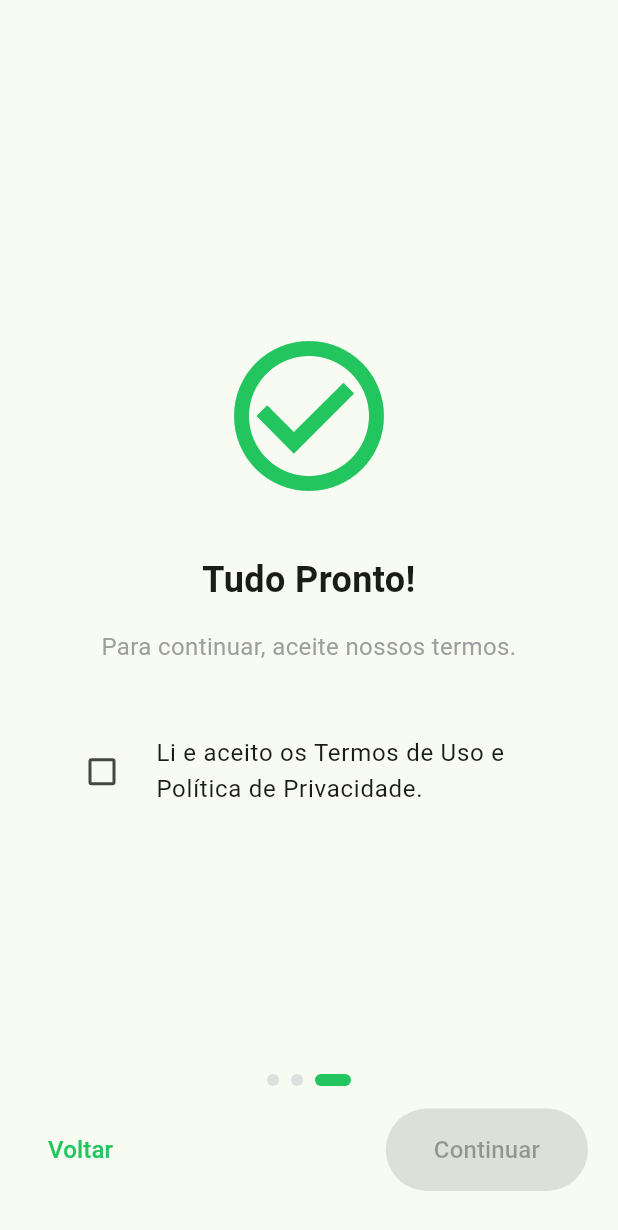
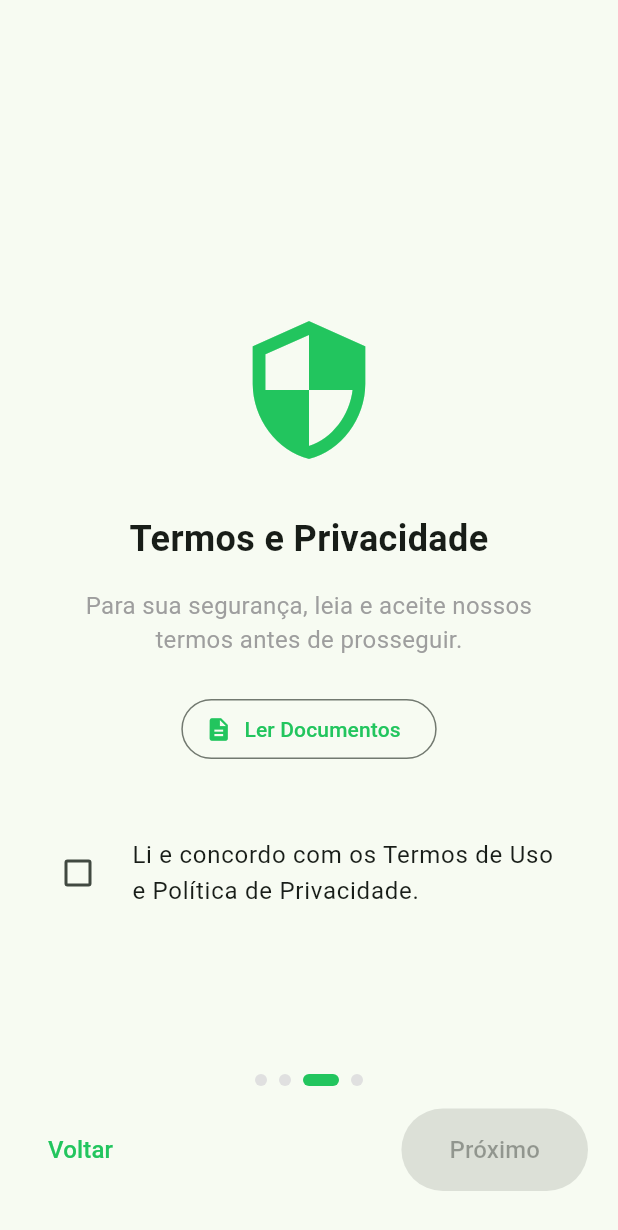
Before and after one commit to laurinja/mealprep_lite, a Flutter app: the screen it shows after launch, swiped to page 3, on a phone screen of 412 x 824 dp. Shown: the top 1230 px of the screen. Run offline on Flutter 3.47's test engine with Material 3 defaults, Android fonts, the phone set to English and light mode, and no system bars; our stand-ins replace flutter_image_compress, flutter_markdown, image_picker, shared_preferences.

Commit message:
Add password support and onboarding improvements
Introduces password storage and validation in login and registration flows, updating PrefsService and LoginPage accordingly. OnboardingPage is reworked to include a required terms acceptance step and improved navigation. MealLocalDataSource now uses real Unsplash images and updates meal names and ingredients. The settings page removes the onboarding reset option and clarifies the data revocation process.

```diff
--- a/lib/features/meal/data/datasources/meal_local_datasource.dart
+++ b/lib/features/meal/data/datasources/meal_local_datasource.dart
@@ -9,50 +9,43 @@ class MealLocalDataSourceImpl implements MealLocalDataSource {
   Future<List<RefeicaoDTO>> getAllMeals() async {
     await Future.delayed(const Duration(milliseconds: 300));
 
-    // Helper para gerar URL com texto (cor de fundo verde claro, texto escuro)
-    String getImg(String text) {
-      // Codifica o texto para URL (espaço vira %20)
-      final encoded = Uri.encodeComponent(text);
-      return 'https://placehold.co/600x400/DCFCE7/166534?text=$encoded';
-    }
-
     return [
       // --- CAFÉ DA MANHÃ ---
       RefeicaoDTO(
         id: '1', nome: 'Aveia com Frutas', tipo: 'Café da Manhã',
         tagIds: ['Rápido', 'Saudável', 'Vegetariano'],
-        ingredienteIds: ['Aveia', 'Leite', 'Morangos', 'Mel'],
-        imageUrl: getImg('Aveia com Frutas'),
+        ingredienteIds: ['Aveia', 'Leite ou Água', 'Morangos', 'Mel'],
+        imageUrl: 'https://images.unsplash.com/photo-1517673132405-a56a62b18caf?w=500&q=80',
       ),
       RefeicaoDTO(
         id: '2', nome: 'Ovos Mexidos', tipo: 'Café da Manhã',
         tagIds: ['Rápido'],
         ingredienteIds: ['2 Ovos', 'Manteiga', 'Sal', 'Torrada'],
-        imageUrl: getImg('Ovos Mexidos'),
+        imageUrl: 'https://images.unsplash.com/photo-1525351484163-7529414395d8?w=500&q=80',
       ),
       RefeicaoDTO(
         id: '3', nome: 'Panqueca de Banana', tipo: 'Café da Manhã',
         tagIds: ['Saudável', 'Vegetariano'],
         ingredienteIds: ['Banana', 'Ovo', 'Canela', 'Aveia'],
-        imageUrl: getImg('Panqueca de Banana'),
+        imageUrl: 'https://images.unsplash.com/photo-1506084868230-bb9d95c24759?w=500&q=80',
       ),
       RefeicaoDTO(
         id: '4', nome: 'Iogurte com Granola', tipo: 'Café da Manhã',
         tagIds: ['Rápido', 'Saudável', 'Vegetariano'],
         ingredienteIds: ['Iogurte', 'Granola', 'Mel'],
-        imageUrl: getImg('Iogurte com Granola'),
+        imageUrl: 'https://images.unsplash.com/photo-1511690656952-34342d5c71df?w=500&q=80',
       ),
       RefeicaoDTO(
-        id: '5', nome: 'Tapioca com Queijo', tipo: 'Café da Manhã',
+        id: '5', nome: 'Pão de Queijo', tipo: 'Café da Manhã',
         tagIds: ['Rápido', 'Vegetariano'],
-        ingredienteIds: ['Goma de Tapioca', 'Queijo', 'Manteiga'],
-        imageUrl: getImg('Tapioca com Queijo'),
+        ingredienteIds: ['Polvilho', 'Queijo', 'Ovo', 'Leite'],
+        imageUrl: 'https://images.unsplash.com/photo-1565557623262-b51c2513a641?w=500&q=80',
       ),
       RefeicaoDTO(
-        id: '6', nome: 'Smoothie Verde', tipo: 'Café da Manhã',
+        id: '6', nome: 'Suco Verde Detox', tipo: 'Café da Manhã',
         tagIds: ['Rápido', 'Saudável', 'Vegetariano'],
         ingredienteIds: ['Couve', 'Abacaxi', 'Gengibre'],
-        imageUrl: getImg('Smoothie Verde'),
+        imageUrl: 'https://images.unsplash.com/photo-1610970881699-44a5587cabec?w=500&q=80',
       ),
 
       // --- ALMOÇO ---
@@ -60,43 +53,43 @@ class MealLocalDataSourceImpl implements MealLocalDataSource {
         id: '7', nome: 'Salada de Grão de Bico', tipo: 'Almoço',
         tagIds: ['Saudável', 'Vegetariano'],
         ingredienteIds: ['Grão de bico', 'Tomate', 'Pepino'],
-        imageUrl: getImg('Salada de Grão de Bico'),
+        imageUrl: 'https://images.unsplash.com/photo-1512621776951-a57141f2eefd?w=500&q=80',
       ),
       RefeicaoDTO(
-        id: '8', nome: 'Macarrão com Pesto', tipo: 'Almoço',
+        id: '8', nome: 'Macarrão ao Pesto', tipo: 'Almoço',
         tagIds: ['Rápido', 'Vegetariano'],
         ingredienteIds: ['Macarrão', 'Pesto', 'Parmesão'],
-        imageUrl: getImg('Macarrão com Pesto'),
+        imageUrl: 'https://images.unsplash.com/photo-1473093295043-cdd812d0e601?w=500&q=80',
       ),
       RefeicaoDTO(
         id: '9', nome: 'Wrap de Frango', tipo: 'Almoço',
         tagIds: ['Rápido'],
         ingredienteIds: ['Tortilha', 'Frango', 'Alface'],
-        imageUrl: getImg('Wrap de Frango'),
+        imageUrl: 'https://images.unsplash.com/photo-1626700051175-6818013e1d4f?w=500&q=80',
       ),
       RefeicaoDTO(
-        id: '10', nome: 'Filé de Frango Grelhado', tipo: 'Almoço',
+        id: '10', nome: 'Frango Grelhado', tipo: 'Almoço',
         tagIds: ['Saudável'],
-        ingredienteIds: ['Frango', 'Batata Doce', 'Brócolis'],
-        imageUrl: getImg('Frango Grelhado'),
+        ingredienteIds: ['Frango', 'Batata Doce', 'Legumes'],
+        imageUrl: 'https://images.unsplash.com/photo-1532550907401-a500c9a57435?w=500&q=80',
       ),
       RefeicaoDTO(
-        id: '11', nome: 'Strogonoff de Carne', tipo: 'Almoço',
+        id: '11', nome: 'Strogonoff', tipo: 'Almoço',
         tagIds: ['Rápido'],
         ingredienteIds: ['Carne', 'Creme de Leite', 'Arroz'],
-        imageUrl: getImg('Strogonoff'),
+        imageUrl: 'https://images.unsplash.com/photo-1574484284002-952d92456975?w=500&q=80',
       ),
       RefeicaoDTO(
-        id: '12', nome: 'Escondidinho de Abóbora', tipo: 'Almoço',
+        id: '12', nome: 'Escondidinho', tipo: 'Almoço',
         tagIds: ['Saudável'],
         ingredienteIds: ['Abóbora', 'Carne Moída', 'Queijo'],
-        imageUrl: getImg('Escondidinho'),
+        imageUrl: 'https://images.unsplash.com/photo-1604908177453-7462950a6a3b?w=500&q=80',
       ),
       RefeicaoDTO(
-        id: '13', nome: 'Poke de Atum', tipo: 'Almoço',
+        id: '13', nome: 'Poke Bowl', tipo: 'Almoço',
         tagIds: ['Saudável', 'Rápido'],
-        ingredienteIds: ['Arroz', 'Atum', 'Pepino', 'Manga'],
-        imageUrl: getImg('Poke de Atum'),
+        ingredienteIds: ['Arroz', 'Atum/Salmão', 'Pepino', 'Manga'],
+        imageUrl: 'https://images.unsplash.com/photo-1546069901-ba9599a7e63c?w=500&q=80',
       ),
 
       // --- JANTAR ---
@@ -104,43 +97,43 @@ class MealLocalDataSourceImpl implements MealLocalDataSource {
         id: '14', nome: 'Sopa de Legumes', tipo: 'Jantar',
         tagIds: ['Saudável', 'Vegetariano'],
         ingredienteIds: ['Batata', 'Cenoura', 'Chuchu'],
-        imageUrl: getImg('Sopa de Legumes'),
+        imageUrl: 'https://images.unsplash.com/photo-1547592166-23ac45744acd?w=500&q=80',
       ),
       RefeicaoDTO(
-        id: '15', nome: 'Peixe Grelhado', tipo: 'Jantar',
+        id: '15', nome: 'Peixe com Legumes', tipo: 'Jantar',
         tagIds: ['Saudável'],
-        ingredienteIds: ['Tilápia', 'Limão', 'Legumes'],
-        imageUrl: getImg('Peixe Grelhado'),
+        ingredienteIds: ['Tilápia', 'Limão', 'Cenoura'],
+        imageUrl: 'https://images.unsplash.com/photo-1519708227418-c8fd9a32b7a2?w=500&q=80',
       ),
       RefeicaoDTO(
-        id: '16', nome: 'Omelete de Forno', tipo: 'Jantar',
+        id: '16', nome: 'Omelete Recheado', tipo: 'Jantar',
         tagIds: ['Rápido', 'Vegetariano'],
         ingredienteIds: ['Ovos', 'Espinafre', 'Queijo'],
-        imageUrl: getImg('Omelete de Forno'),
+        imageUrl: 'https://images.unsplash.com/photo-1510693206972-df098062cb71?w=500&q=80',
       ),
       RefeicaoDTO(
-        id: '17', nome: 'Crepioca de Frango', tipo: 'Jantar',
+        id: '17', nome: 'Crepioca', tipo: 'Jantar',
         tagIds: ['Rápido', 'Saudável'],
         ingredienteIds: ['Tapioca', 'Ovo', 'Frango'],
-        imageUrl: getImg('Crepioca'),
+        imageUrl: 'https://images.unsplash.com/photo-1519708227418-c8fd9a32b7a2?w=500&q=80',
       ),
       RefeicaoDTO(
         id: '18', nome: 'Sanduíche Natural', tipo: 'Jantar',
         tagIds: ['Rápido'],
         ingredienteIds: ['Pão Integral', 'Atum', 'Alface'],
-        imageUrl: getImg('Sanduíche Natural'),
+        imageUrl: 'https://images.unsplash.com/photo-1553909489-cd47e3321174?w=500&q=80',
       ),
       RefeicaoDTO(
         id: '19', nome: 'Salada Caesar', tipo: 'Jantar',
         tagIds: ['Saudável'],
         ingredienteIds: ['Alface', 'Frango', 'Croutons'],
-        imageUrl: getImg('Salada Caesar'),
+        imageUrl: 'https://images.unsplash.com/photo-1550304943-4f24f54ddde9?w=500&q=80',
       ),
       RefeicaoDTO(
-        id: '20', nome: 'Macarrão de Abobrinha', tipo: 'Jantar',
+        id: '20', nome: 'Macarrão Abobrinha', tipo: 'Jantar',
         tagIds: ['Saudável', 'Vegetariano'],
-        ingredienteIds: ['Abobrinha', 'Tomate'],
-        imageUrl: getImg('Macarrão Abobrinha'),
+        ingredienteIds: ['Abobrinha fatiada', 'Tomate'],
+        imageUrl: 'https://images.unsplash.com/photo-1620916297397-a4a5402a3c6c?w=500&q=80',
       ),
     ];
   }
--- a/lib/pages/onboarding_page.dart
+++ b/lib/pages/onboarding_page.dart
@@ -14,11 +14,11 @@ class OnboardingPage extends StatefulWidget {
 class _OnboardingPageState extends State<OnboardingPage> {
   final PageController _controller = PageController();
   int _currentPage = 0;
-  bool _termsAccepted = false;
+  bool _termsAccepted = false; // Controla o checkbox
 
-  void _finishOnboarding() async {
-    if (!_termsAccepted) return;
-
+  // Função para ir para o Login (Chamada na última tela)
+  void _goToLogin() async {
+    // Salva o estado de "Onboarding Concluído"
     final prefs = context.read<PrefsService>();
     await prefs.setOnboardingCompleted(true);
     await prefs.setMarketingConsent(true);
@@ -43,33 +43,47 @@ class _OnboardingPageState extends State<OnboardingPage> {
   @override
   Widget build(BuildContext context) {
     final theme = Theme.of(context);
+
+    // As 4 Telas
     final List<Widget> pages = [
+      // 0: Bem-vindo
       _buildPage(
         title: 'Bem-vindo',
-        subtitle: 'Planeje suas refeições facilmente.',
+        subtitle: 'O MealPrep Lite ajuda você a planejar suas refeições da semana em segundos.',
         icon: Icons.restaurant_menu,
       ),
+      // 1: Como Funciona
       _buildPage(
-        title: 'Privacidade',
-        subtitle: 'Seus dados ficam no dispositivo. Leia nossa política.',
-        icon: Icons.security,
-        isPrivacy: true,
+        title: 'Como Funciona',
+        subtitle: '1. Defina preferências.\n2. Gere o cardápio.\n3. Veja os ingredientes.',
+        icon: Icons.lightbulb_outline,
       ),
-      _buildLastPage(theme),
+      // 2: Políticas (Obrigatório aceitar aqui)
+      _buildPolicyPage(theme),
+      // 3: Tudo Pronto (Botão verde de navegação some aqui)
+      _buildReadyPage(theme),
     ];
+
+    // Verifica se é a última página para esconder o botão de navegação inferior
+    bool isLastPage = _currentPage == pages.length - 1;
 
     return Scaffold(
       body: Stack(
         children: [
+          // Conteúdo das Páginas
           PageView(
             controller: _controller,
             onPageChanged: (i) => setState(() => _currentPage = i),
+            // Bloqueia swipe na tela de termos se não aceitou
+            physics: (_currentPage == 2 && !_termsAccepted)
+                ? const NeverScrollableScrollPhysics()
+                : const BouncingScrollPhysics(),
             children: pages,
           ),
 
-          // Indicador de Páginas (Dots)
+          // Indicador de Pontinhos (Dots) - Sobe um pouco se for a última pág
           Positioned(
-            bottom: 100,
+            bottom: isLastPage ? 140 : 100,
             left: 0, right: 0,
             child: Row(
               mainAxisAlignment: MainAxisAlignment.center,
@@ -89,41 +103,34 @@ class _OnboardingPageState extends State<OnboardingPage> {
             ),
           ),
 
-          // Botões de Navegação (Voltar e Próximo)
+          // BARRA DE NAVEGAÇÃO INFERIOR (Voltar / Próximo)
+          // Só mostramos se NÃO for a última página ("Tudo Pronto")
+          if (!isLastPage)
             Positioned(
               bottom: 30, left: 20, right: 20,
               child: Row(
                 mainAxisAlignment: MainAxisAlignment.spaceBetween,
                 children: [
-                // Botão VOLTAR (Só aparece se não for a primeira página)
+                  // Botão Voltar (Esconde na primeira pág)
                   if (_currentPage > 0)
                     TextButton(
                       onPressed: _previousPage,
                       child: const Text('Voltar', style: TextStyle(fontSize: 16)),
                     )
                   else
-                  const SizedBox(width: 60), // Espaço vazio para manter alinhamento
+                    const SizedBox(width: 60),
 
-                // Botão PRÓXIMO / COMEÇAR
+                  // Botão Próximo (Bloqueia na pág de termos se não aceitou)
                   ElevatedButton(
-                  onPressed: (_currentPage == pages.length - 1 && !_termsAccepted)
-                      ? null
-                      : () {
-                          if (_currentPage == pages.length - 1) {
-                            _finishOnboarding();
-                          } else {
-                            _nextPage();
-                          }
-                        },
+                    onPressed: (_currentPage == 2 && !_termsAccepted)
+                        ? null // Desabilita se não aceitou termos
+                        : _nextPage,
                     style: ElevatedButton.styleFrom(
                       backgroundColor: theme.colorScheme.primary,
                       foregroundColor: Colors.white,
                       padding: const EdgeInsets.symmetric(horizontal: 32, vertical: 16),
                     ),
-                  child: Text(
-                    _currentPage == pages.length - 1 ? 'Continuar' : 'Próximo',
-                    style: const TextStyle(fontSize: 16),
-                  ),
+                    child: const Text('Próximo', style: TextStyle(fontSize: 16)),
                   ),
                 ],
               ),
@@ -133,50 +140,99 @@ class _OnboardingPageState extends State<OnboardingPage> {
     );
   }
 
-  Widget _buildPage({required String title, required String subtitle, required IconData icon, bool isPrivacy = false}) {
+  // Widget para páginas comuns
+  Widget _buildPage({required String title, required String subtitle, required IconData icon}) {
     return Padding(
       padding: const EdgeInsets.all(32.0),
       child: Column(
         mainAxisAlignment: MainAxisAlignment.center,
         children: [
-          Icon(icon, size: 120, color: Theme.of(context).colorScheme.primary),
+          Icon(icon, size: 100, color: Theme.of(context).colorScheme.primary),
           const SizedBox(height: 32),
           Text(title, textAlign: TextAlign.center, style: const TextStyle(fontSize: 24, fontWeight: FontWeight.bold)),
           const SizedBox(height: 16),
           Text(subtitle, textAlign: TextAlign.center, style: const TextStyle(fontSize: 16, color: Colors.grey)),
-          if (isPrivacy) ...[
-            const SizedBox(height: 24),
-            OutlinedButton.icon(
-              icon: const Icon(Icons.description),
-              label: const Text('Ler Política'),
-              onPressed: () => showDialog(context: context, builder: (_) => const PolicyDialog(title: 'Política', content: privacyPolicyContent)),
-            ),
-          ],
         ],
       ),
     );
   }
 
-  Widget _buildLastPage(ThemeData theme) {
+  // TELA 3: Políticas
+  Widget _buildPolicyPage(ThemeData theme) {
     return Padding(
       padding: const EdgeInsets.all(32.0),
       child: Column(
         mainAxisAlignment: MainAxisAlignment.center,
         children: [
-          Icon(Icons.check_circle_outline, size: 120, color: theme.colorScheme.primary),
+          Icon(Icons.security, size: 100, color: theme.colorScheme.primary),
           const SizedBox(height: 32),
-          const Text('Tudo Pronto!', textAlign: TextAlign.center, style: TextStyle(fontSize: 24, fontWeight: FontWeight.bold)),
+          const Text('Termos e Privacidade', textAlign: TextAlign.center, style: TextStyle(fontSize: 24, fontWeight: FontWeight.bold)),
           const SizedBox(height: 16),
-          const Text('Para continuar, aceite nossos termos.', textAlign: TextAlign.center, style: TextStyle(fontSize: 16, color: Colors.grey)),
+          const Text(
+            'Para sua segurança, leia e aceite nossos termos antes de prosseguir.',
+            textAlign: TextAlign.center,
+            style: TextStyle(fontSize: 16, color: Colors.grey),
+          ),
+          const SizedBox(height: 24),
+
+          OutlinedButton.icon(
+            icon: const Icon(Icons.description),
+            label: const Text('Ler Documentos'),
+            onPressed: () => showDialog(
+              context: context,
+              builder: (_) => const PolicyDialog(title: 'Termos', content: privacyPolicyContent + '\n\n' + termsOfUseContent)
+            ),
+          ),
+
           const SizedBox(height: 40),
+
+          // Checkbox Obrigatório
           CheckboxListTile(
             value: _termsAccepted,
-            title: const Text('Li e aceito os Termos de Uso e Política de Privacidade.'),
+            title: const Text('Li e concordo com os Termos de Uso e Política de Privacidade.'),
             activeColor: theme.colorScheme.primary,
+            contentPadding: EdgeInsets.zero,
             controlAffinity: ListTileControlAffinity.leading,
             onChanged: (val) => setState(() => _termsAccepted = val ?? false),
           ),
+        ],
+      ),
+    );
+  }
+
+  // TELA 4: Tudo Pronto (Sem botão de navegação embaixo)
+  Widget _buildReadyPage(ThemeData theme) {
+    return Padding(
+      padding: const EdgeInsets.all(32.0),
+      child: Column(
+        mainAxisAlignment: MainAxisAlignment.center,
+        children: [
+          const Icon(Icons.check_circle, size: 100, color: Colors.green),
+          const SizedBox(height: 32),
+          const Text('Tudo Pronto!', textAlign: TextAlign.center, style: TextStyle(fontSize: 28, fontWeight: FontWeight.bold)),
+          const SizedBox(height: 16),
+          const Text(
+            'Agora é só criar sua conta ou fazer login para começar a planejar.',
+            textAlign: TextAlign.center,
+            style: TextStyle(fontSize: 16, color: Colors.grey),
+          ),
           const SizedBox(height: 60),
+
+          // Botão GRANDE e ÚNICO no meio da tela
+          SizedBox(
+            width: double.infinity,
+            child: ElevatedButton(
+              onPressed: _goToLogin,
+              style: ElevatedButton.styleFrom(
+                backgroundColor: theme.colorScheme.primary,
+                foregroundColor: Colors.white,
+                padding: const EdgeInsets.symmetric(vertical: 20),
+                textStyle: const TextStyle(fontSize: 18, fontWeight: FontWeight.bold),
+                shape: RoundedRectangleBorder(borderRadius: BorderRadius.circular(12)),
+              ),
+              child: const Text('IR PARA LOGIN'),
+            ),
+          ),
         ],
       ),
     );
--- a/lib/services/prefs_service.dart
+++ b/lib/services/prefs_service.dart
@@ -10,42 +10,38 @@ class PrefsService {
     return PrefsService(prefs);
   }
 
-  // --- Chaves ---
   static const _keyOnboarding = 'onboarding_completed';
-  static const _keyIsLoggedIn = 'is_logged_in'; // NOVA
+  static const _keyIsLoggedIn = 'is_logged_in';
   static const _keyConsent = 'marketing_consent';
   static const _keyPhoto = 'user_photo_path';
   static const _keyUserName = 'user_name';
   static const _keyUserEmail = 'user_email';
+  static const _keyUserPassword = 'user_password'; // NOVA CHAVE
   static const _keyPlanIds = 'weekly_plan_ids';
 
-  // --- Onboarding ---
   bool get onboardingCompleted => _prefs.getBool(_keyOnboarding) ?? false;
   Future<void> setOnboardingCompleted(bool value) => _prefs.setBool(_keyOnboarding, value);
 
-  // --- Login (Novo) ---
   bool get isLoggedIn => _prefs.getBool(_keyIsLoggedIn) ?? false;
   Future<void> setLoggedIn(bool value) => _prefs.setBool(_keyIsLoggedIn, value);
 
-  // --- Consentimento ---
   bool get marketingConsent => _prefs.getBool(_keyConsent) ?? false;
   Future<void> setMarketingConsent(bool value) => _prefs.setBool(_keyConsent, value);
 
-  // --- Foto de Perfil ---
   String? get userPhotoPath => _prefs.getString(_keyPhoto);
   Future<void> setUserPhotoPath(String path) => _prefs.setString(_keyPhoto, path);
 
-  // --- Dados do Usuário ---
   String get userName => _prefs.getString(_keyUserName) ?? '';
   Future<void> setUserName(String name) => _prefs.setString(_keyUserName, name);
 
   String get userEmail => _prefs.getString(_keyUserEmail) ?? '';
   Future<void> setUserEmail(String email) => _prefs.setString(_keyUserEmail, email);
 
-  // --- Plano Semanal ---
+  String get userPassword => _prefs.getString(_keyUserPassword) ?? '';
+  Future<void> setUserPassword(String password) => _prefs.setString(_keyUserPassword, password);
+
   List<String> get weeklyPlanIds => _prefs.getStringList(_keyPlanIds) ?? [];
   Future<void> setWeeklyPlanIds(List<String> ids) => _prefs.setStringList(_keyPlanIds, ids);
 
-  // --- Limpar Tudo (Logout/Revogar) ---
   Future<void> clearAll() => _prefs.clear();
 }
```
Also changed, not shown: lib/pages/login_page.dart (+69 -14 lines), lib/pages/settings_page.dart (+25 -34 lines). Lines whose indentation alone changed are shown as unchanged.
